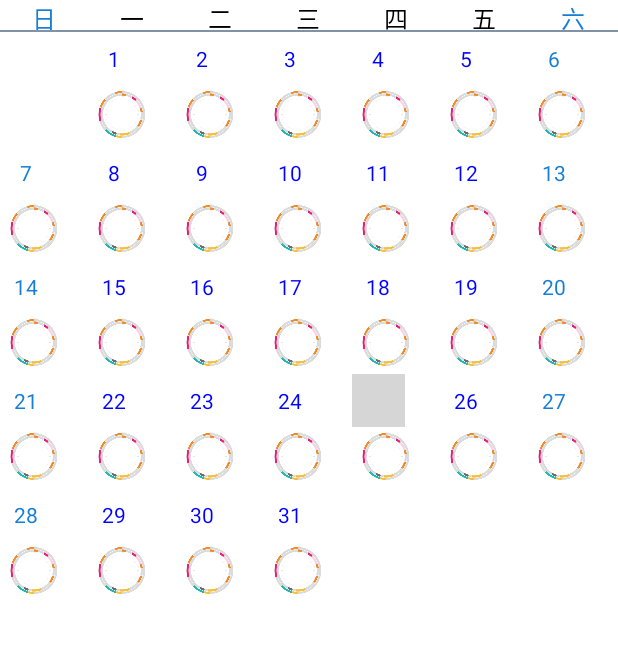
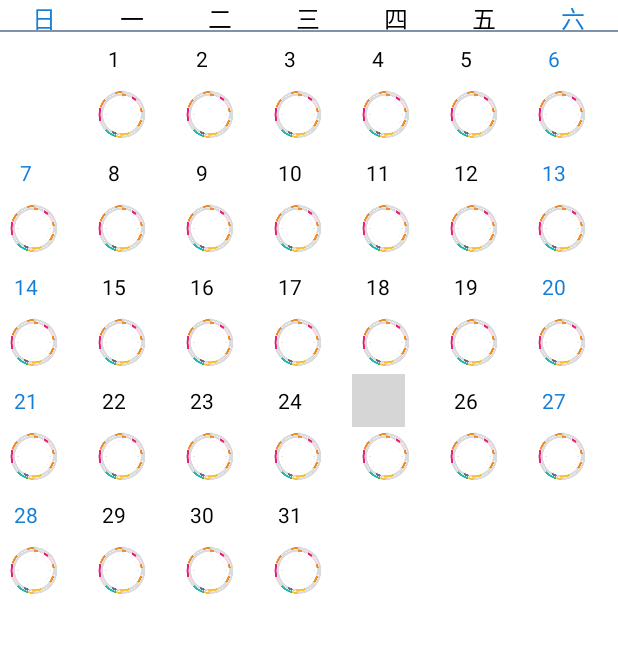
Before and after one commit to Android-YZP/youshi, an Android app: the MonthActivity screen opened directly, with no data from a screen before it, on a phone screen of 412 x 824 dp, the part 90-743 px from its top. Run offline under Robolectric (Android 15) with nearby library versions, the phone set to English and light mode, and no system bars; libraries missing offline, so code that uses them is left out: org.xutils, org.xutils.common; 3 statements that could not run were skipped; grey boxes are pictures that could not be loaded.

Commit message:
今日界面---举例显示圆圈控件的方案

```diff
--- a/app/src/main/java/com/mkch/youshi/fragment/month/CalendarAdapter.java
+++ b/app/src/main/java/com/mkch/youshi/fragment/month/CalendarAdapter.java
@@ -135,7 +135,7 @@ public class CalendarAdapter extends BaseAdapter {
         ImageView IvView = (ImageView) convertView.findViewById(R.id.ivtext);
         String d = dayNumber[position].split("\\.")[0];
 //		String dv = dayNumber[position].split("\\.")[1];
-//        Log.d("YZP", "dv" + "///" + d);
+//        Log.d("YZP", "dv///" + d+"-----------"+dayNumber[position] + "------"+showYear+"--"+showMonth);
         SpannableString sp = new SpannableString(d);//填充农历和阳历的地方
 //		sp.setSpan(new StyleSpan(android.graphics.Typeface.BOLD), 0, d.length(), Spanned.SPAN_EXCLUSIVE_EXCLUSIVE);
 //		sp.setSpan(new RelativeSizeSpan(1.2f), 0, d.length(), Spanned.SPAN_EXCLUSIVE_EXCLUSIVE);
@@ -145,12 +145,26 @@ public class CalendarAdapter extends BaseAdapter {
         // sp.setSpan(new ForegroundColorSpan(Color.MAGENTA), 14, 16,
         // Spanned.SPAN_EXCLUSIVE_EXCLUSIVE)
         textView.setText(sp);
-//        Log.d("YZP", "sp" + "***" + sp);
+
+
         textView.setTextColor(Color.TRANSPARENT);
         IvView.setVisibility(View.INVISIBLE);
         if (position < daysOfMonth + dayOfWeek && position >= dayOfWeek) {
-            // 当前月信息显示
-            textView.setTextColor(Color.BLUE);// 当月字体设黑
+
+            // 当前月具体日期,测试显示大圆圈控件
+            Log.d("YZP---------",showYear + "-" + showMonth + "-" + sp);
+            String mCurrentDay = showYear + "-" + showMonth + "-" + sp;
+            textView.setTextColor(Color.BLACK);// 当月字体设黑
+
+            if (mCurrentDay.contains("2017-2")){//对特定日期的样式定制
+                textView.setTextColor(Color.RED);
+            }else if (mCurrentDay.contains("2017-3")){
+                textView.setTextColor(Color.YELLOW);
+            }else if (mCurrentDay.contains("2017-4")){
+                textView.setTextColor(Color.GRAY);
+            }
+
+
             IvView.setVisibility(View.VISIBLE);//当月图标直接显示
 
 //			drawable = res.getDrawable(R.drawable.calendar_item_selected_bg);
@@ -182,7 +196,7 @@ public class CalendarAdapter extends BaseAdapter {
         daysOfMonth = sc.getDaysOfMonth(isLeapyear, month); // 某月的总天数
         dayOfWeek = sc.getWeekdayOfMonth(year, month); // 某月第一天为星期几
         lastDaysOfMonth = sc.getDaysOfMonth(isLeapyear, month - 1); // 上一个月的总天数
-        Log.d("DAY", isLeapyear + " ======  " + daysOfMonth + "  ============  " + dayOfWeek + "  =========   " + lastDaysOfMonth);
+//        Log.d("DAY", isLeapyear + " ======  " + daysOfMonth + "  ============  " + dayOfWeek + "  =========   " + lastDaysOfMonth);
         getweek(year, month);
     }
 
@@ -229,7 +243,7 @@ public class CalendarAdapter extends BaseAdapter {
         for (int i = 0; i < dayNumber.length; i++) {
             abc = abc + dayNumber[i] + ":";
         }
-        Log.d("DAYNUMBER", abc);
+//        Log.d("DAYNUMBER", abc);
 
     }
 
--- a/app/src/main/java/com/mkch/youshi/fragment/month/MonthActivity.java
+++ b/app/src/main/java/com/mkch/youshi/fragment/month/MonthActivity.java
@@ -116,6 +116,7 @@ public class MonthActivity extends AppCompatActivity {
                 SimpleDateFormat sdf = new SimpleDateFormat("yyyy-M-d");
                 Date parseDate = sdf.parse(_chooseDate);
                 currentDate = sdf.format(parseDate); // 当期日期
+
             } catch (ParseException e) {
                 e.printStackTrace();
             }
@@ -296,6 +297,7 @@ public class MonthActivity extends AppCompatActivity {
                     Intent intent = new Intent(MonthActivity.this, TestMsgActivity.class);
                     intent.putExtra("Date",_ChooseDate);
                     finish();
+                    jumpMonth = 0;
                     startActivity(intent);
                 }
             }
@@ -310,6 +312,7 @@ public class MonthActivity extends AppCompatActivity {
             @Override
             public void onClick(View v) {
                 finish();
+                jumpMonth = 0;
                 startActivity(new Intent(MonthActivity.this,TestMsgActivity.class));
             }
         });
--- a/app/src/main/java/com/mkch/youshi/fragment/week/DateAdapter.java
+++ b/app/src/main/java/com/mkch/youshi/fragment/week/DateAdapter.java
@@ -243,6 +243,8 @@ public class DateAdapter extends BaseAdapter {
 		ImageView ivCalendar = (ImageView) convertView
 				.findViewById(R.id.iv_calendar);
 		tvCalendar.setText(dayNumber[position]);
+
+
 		/**
 		 * 大圆圈显示策略
 		 * 1.传入日程安排的数据集合
```
